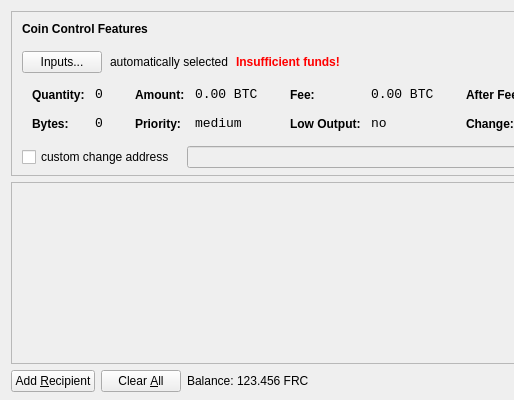
The window that src/qt/forms/sendcoinsdialog.ui (pierce403/faircoin) describes before a commit, drawn with Qt 5; both pictures show x 0 to 514 and y 0 to 400 of the 850 by 400 pixel window.
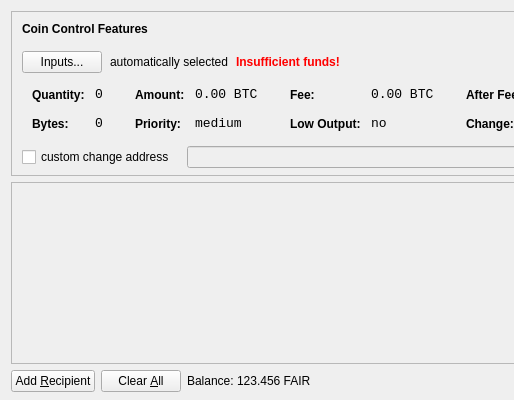
The same window after the commit. Icons and pictures are not drawn.

Commit message: switch FRC to FAIR

The edit to the form file:
```diff
--- a/src/qt/forms/sendcoinsdialog.ui
+++ b/src/qt/forms/sendcoinsdialog.ui
@@ -720,7 +720,7 @@
           <cursorShape>IBeamCursor</cursorShape>
          </property>
          <property name="text">
-          <string>123.456 FRC</string>
+          <string>123.456 FAIR</string>
          </property>
          <property name="textInteractionFlags">
           <set>Qt::LinksAccessibleByMouse|Qt::TextSelectableByKeyboard|Qt::TextSelectableByMouse</set>
```
The commit also changes 3 other files.
